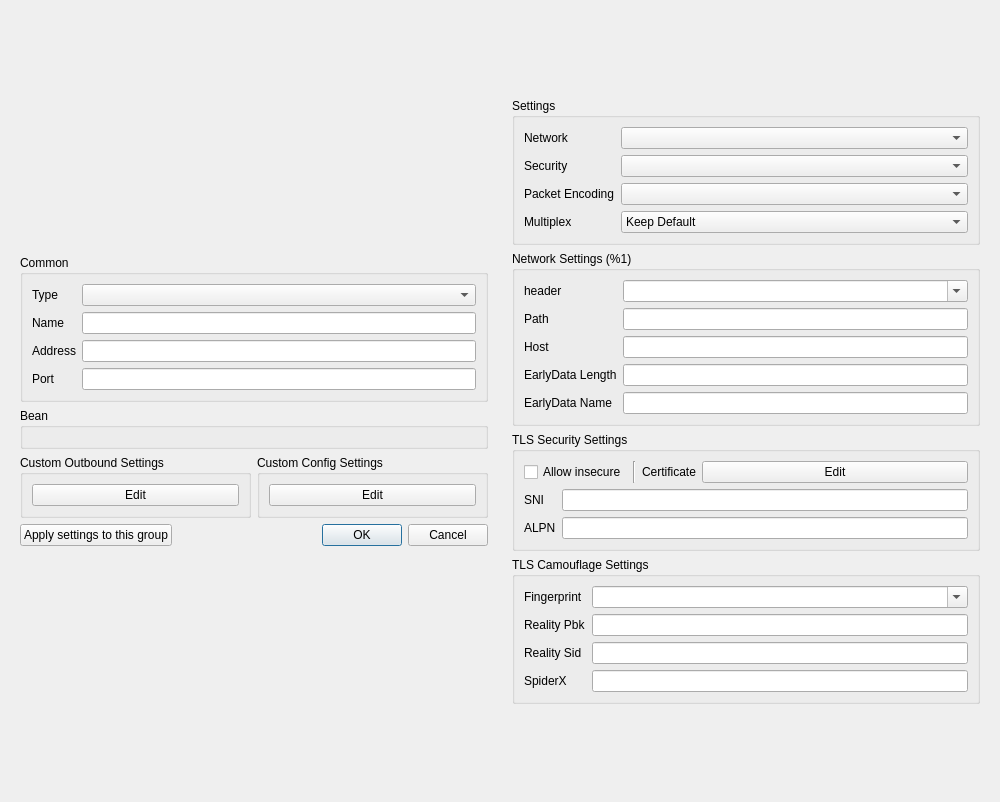
Before: the Qt Designer form ui/edit/dialog_edit_profile.ui in MatsuriDayo/nekoray, drawn with Qt 5.
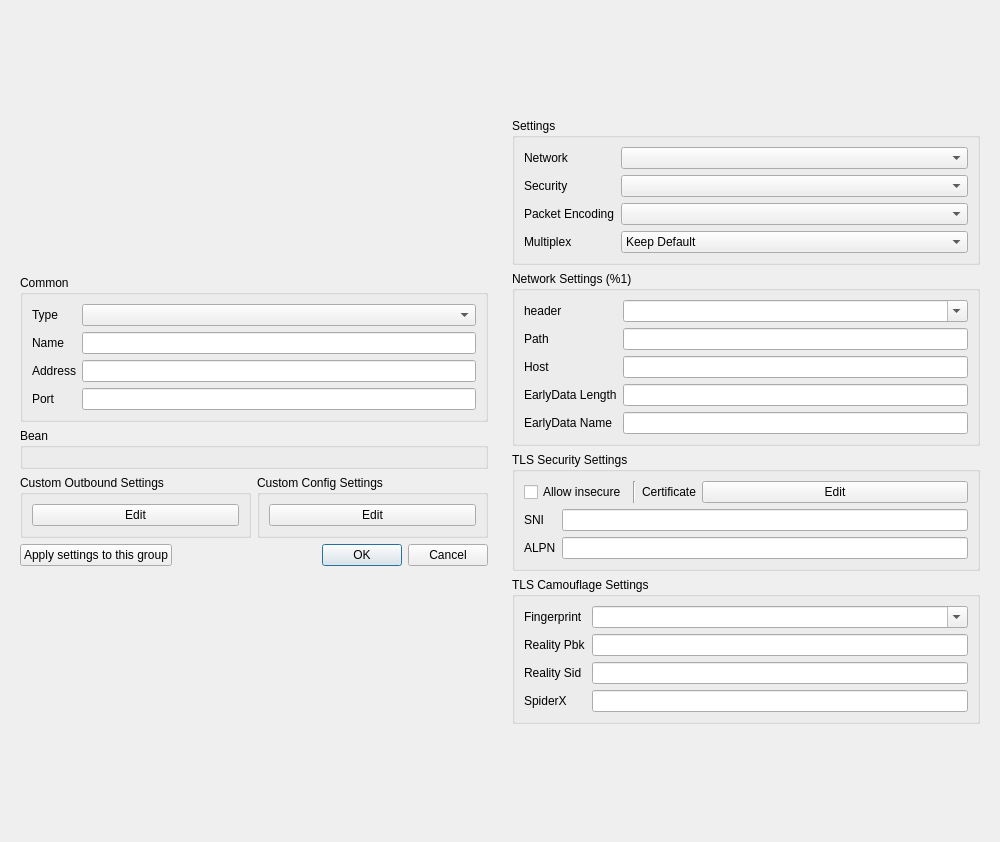
After: the same form once the commit is applied. Custom widgets are drawn as their Qt base class.

Commit message: fix: use "packetaddr" instead of "packet"

The edit to the form file:
```diff
--- a/ui/edit/dialog_edit_profile.ui
+++ b/ui/edit/dialog_edit_profile.ui
@@ -7,7 +7,7 @@
     <x>0</x>
     <y>0</y>
     <width>1000</width>
-    <height>802</height>
+    <height>842</height>
    </rect>
   </property>
   <property name="sizePolicy">
```
Left out of the diff: 2 changed lines with no effect on the pictures. The commit also changes 1 other file.
